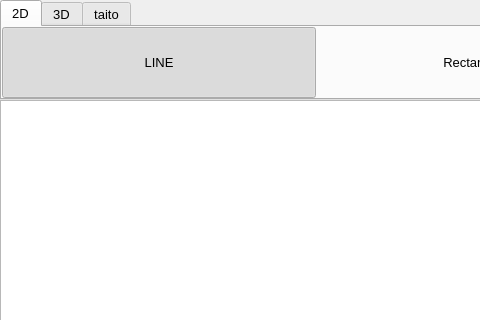
Above: window.ui from giahuyng98/computer-graphics before the change; both pictures show x 0 to 480 and y 0 to 320 of the 1258 by 652 pixel window. Below: the same form after it.
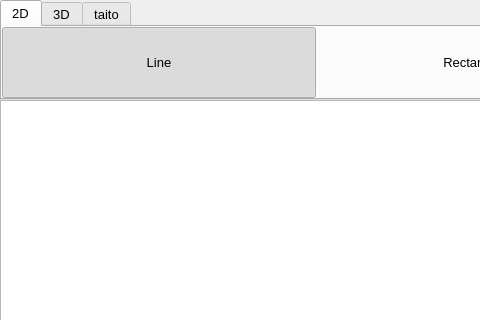
That is the form after the change.

The edit to the form file:
```diff
--- a/window.ui
+++ b/window.ui
@@ -143,7 +143,7 @@
            </font>
           </property>
           <property name="text">
-           <string>LINE</string>
+           <string>Line</string>
           </property>
           <property name="checkable">
            <bool>true</bool>
```
